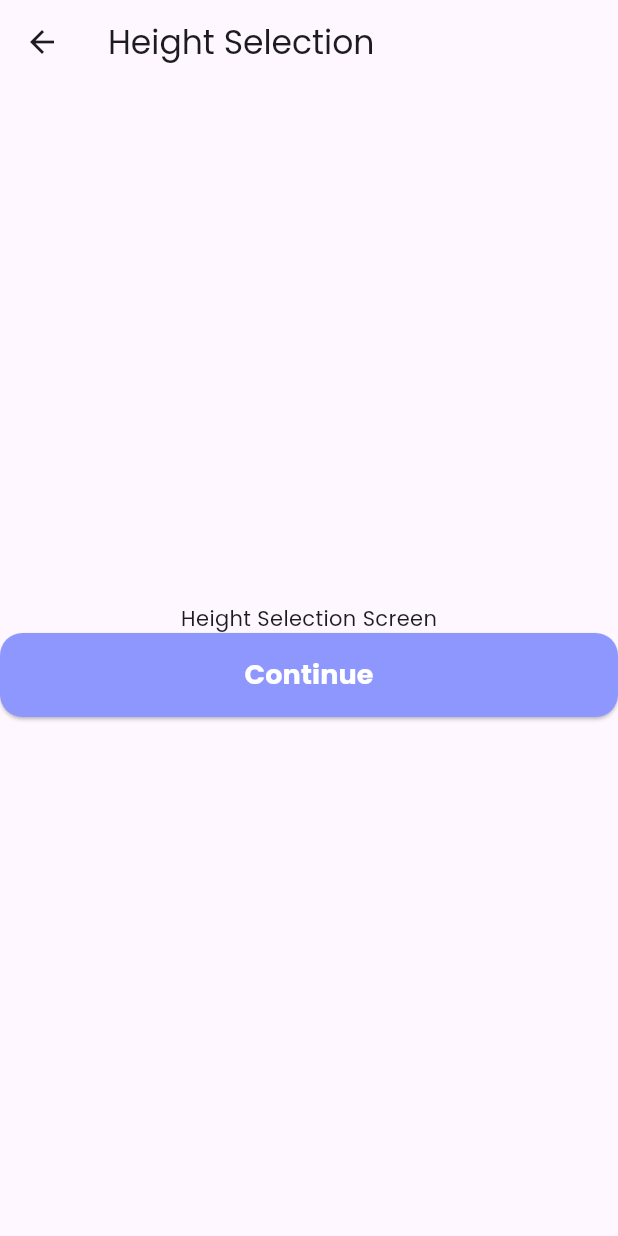
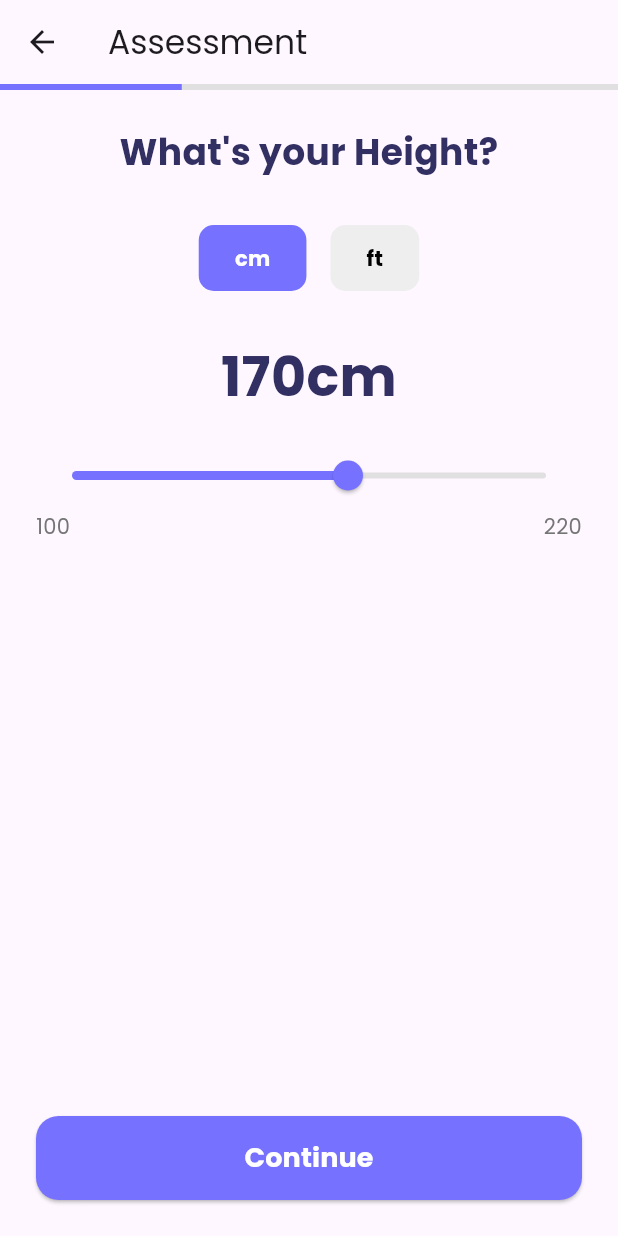
Before and after one commit to i-sifat/Water-Tracker, a Flutter app: the HeightSelectionScreen screen opened directly, on a phone screen of 412 x 824 dp. Run offline on Flutter 3.47's test engine with Material 3 defaults, Android fonts, the phone set to English and light mode, and no system bars; our stand-ins replace fl_chart, flutter_svg, lottie, shared_preferences; accounts and stored records are empty.

Commit message:
fixing other issues

```diff
--- a/lib/screens/onboarding/height_selection_screen.dart
+++ b/lib/screens/onboarding/height_selection_screen.dart
@@ -1,25 +1,105 @@
 import 'package:flutter/material.dart';
 import 'package:watertracker/screens/onboarding/custom-button.dart';
+import 'package:watertracker/screens/onboarding/weather-selection-screen.dart';
+import 'package:watertracker/utils/app_colors.dart';
 
 class HeightSelectionScreen extends StatefulWidget {
   const HeightSelectionScreen({Key? key}) : super(key: key);
 
   @override
-  State<HeightSelectionScreen> createState() => _HeightSelectionScreenState();
+  _HeightSelectionScreenState createState() => _HeightSelectionScreenState();
 }
 
 class _HeightSelectionScreenState extends State<HeightSelectionScreen> {
+  bool _isCm = true;
+  double _height = 170.0;
+
   @override
   Widget build(BuildContext context) {
     return Scaffold(
-      appBar: AppBar(title: const Text('Height Selection')),
-      body: Center(
+      appBar: AppBar(
+        leading: IconButton(
+          icon: const Icon(Icons.arrow_back),
+          onPressed: () => Navigator.of(context).pop(),
+        ),
+        title: const Text('Assessment'),
+        bottom: PreferredSize(
+          preferredSize: const Size.fromHeight(4.0),
+          child: LinearProgressIndicator(
+            value: 5 / 17, // Fifth step of 17
+            backgroundColor: Colors.grey[300],
+            valueColor: const AlwaysStoppedAnimation<Color>(
+              AppColors.lightBlue,
+            ),
+          ),
+        ),
+      ),
+      body: Padding(
+        padding: const EdgeInsets.all(24.0),
         child: Column(
-          mainAxisAlignment: MainAxisAlignment.center,
+          crossAxisAlignment: CrossAxisAlignment.stretch,
           children: [
-            const Text('Height Selection Screen'),
+            const Text(
+              "What's your Height?",
+              style: TextStyle(
+                fontSize: 24,
+                fontWeight: FontWeight.bold,
+                color: AppColors.textHeadline,
+              ),
+              textAlign: TextAlign.center,
+            ),
+            const SizedBox(height: 32),
+            Row(
+              mainAxisAlignment: MainAxisAlignment.center,
+              children: [
+                _buildUnitButton('cm', _isCm),
+                const SizedBox(width: 16),
+                _buildUnitButton('ft', !_isCm),
+              ],
+            ),
+            const SizedBox(height: 32),
+            Text(
+              '${_height.toStringAsFixed(0)}${_isCm ? 'cm' : 'ft'}',
+              style: const TextStyle(
+                fontSize: 36,
+                fontWeight: FontWeight.bold,
+                color: AppColors.textHeadline,
+              ),
+              textAlign: TextAlign.center,
+            ),
+            const SizedBox(height: 16),
+            SliderTheme(
+              data: SliderThemeData(
+                activeTrackColor: AppColors.lightBlue,
+                inactiveTrackColor: Colors.grey.shade300,
+                thumbColor: AppColors.lightBlue,
+                overlayColor: AppColors.lightBlue.withOpacity(0.2),
+              ),
+              child: Slider(
+                value: _height,
+                min: 100,
+                max: 220,
+                divisions: 120,
+                label: _height.toStringAsFixed(0),
+                onChanged: (double value) {
+                  setState(() {
+                    _height = value;
+                  });
+                },
+              ),
+            ),
+            // Custom scale marks
+            Row(
+              mainAxisAlignment: MainAxisAlignment.spaceBetween,
+              children: [
+                Text('100', style: TextStyle(color: Colors.grey.shade600)),
+                Text('220', style: TextStyle(color: Colors.grey.shade600)),
+              ],
+            ),
+            const Spacer(),
             CustomButton(
               text: 'Continue',
+              backgroundColor: AppColors.lightBlue,
               onPressed: () {
                 Navigator.of(context).push(
                   MaterialPageRoute(
@@ -33,4 +113,36 @@ class _HeightSelectionScreenState extends State<HeightSelectionScreen> {
       ),
     );
   }
+
+  Widget _buildUnitButton(String unit, bool isSelected) {
+    return GestureDetector(
+      onTap: () {
+        setState(() {
+          _isCm = unit == 'cm';
+          // Convert height when switching units
+          if (_isCm) {
+            // ft to cm conversion (1 ft = 30.48 cm)
+            _height = _height * 30.48;
+          } else {
+            // cm to ft conversion
+            _height = _height / 30.48;
+          }
+        });
+      },
+      child: Container(
+        padding: const EdgeInsets.symmetric(horizontal: 24, vertical: 12),
+        decoration: BoxDecoration(
+          color: isSelected ? AppColors.lightBlue : Colors.grey.shade200,
+          borderRadius: BorderRadius.circular(10),
+        ),
+        child: Text(
+          unit,
+          style: TextStyle(
+            color: isSelected ? Colors.white : Colors.black,
+            fontWeight: FontWeight.bold,
+          ),
+        ),
+      ),
+    );
+  }
 }
--- a/lib/screens/onboarding/sugary-beverages-screen.dart
+++ b/lib/screens/onboarding/sugary-beverages-screen.dart
@@ -1,5 +1,6 @@
 import 'package:flutter/material.dart';
 import 'package:watertracker/screens/onboarding/custom-button.dart';
+import 'package:watertracker/screens/onboarding/training-frequency-screen.dart';
 import 'package:watertracker/utils/app_colors.dart';
 
 class SugaryBeveragesScreen extends StatefulWidget {
@@ -12,7 +13,7 @@ class SugaryBeveragesScreen extends StatefulWidget {
 class _SugaryBeveragesScreenState extends State<SugaryBeveragesScreen> {
   int _selectedOption = 0; // Default to first option
 
-  final List<Map<String, dynamic>> _beverageOptions = [
+  final List<Map<String, Object>> _beverageOptions = [
     {
       'title': 'Almost never',
       'subtitle': 'Never / several times a month',
@@ -82,7 +83,7 @@ class _SugaryBeveragesScreenState extends State<SugaryBeveragesScreen> {
                         child: Row(
                           children: [
                             Icon(
-                              option['icon'],
+                              option['icon'] as IconData,
                               color:
                                   _selectedOption == index
                                       ? Colors.white
@@ -94,7 +95,7 @@ class _SugaryBeveragesScreenState extends State<SugaryBeveragesScreen> {
                                 crossAxisAlignment: CrossAxisAlignment.start,
                                 children: [
                                   Text(
-                                    option['title'],
+                                    option['title'] as String,
                                     style: TextStyle(
                                       color:
                                           _selectedOption == index
@@ -105,7 +106,7 @@ class _SugaryBeveragesScreenState extends State<SugaryBeveragesScreen> {
                                     ),
                                   ),
                                   Text(
-                                    option['subtitle'],
+                                    option['subtitle'] as String,
                                     style: TextStyle(
                                       color:
                                           _selectedOption == index
--- a/lib/screens/onboarding/weight-selection-screen.dart
+++ b/lib/screens/onboarding/weight-selection-screen.dart
@@ -1,6 +1,6 @@
 import 'package:flutter/material.dart';
-import 'package:watertracker/screens/home_screen.dart';
 import 'package:watertracker/screens/onboarding/custom-button.dart';
+import 'package:watertracker/screens/onboarding/height-selection-screen.dart';
 
 class WeightSelectionScreen extends StatefulWidget {
   const WeightSelectionScreen({Key? key}) : super(key: key);
@@ -103,6 +103,13 @@ class _WeightSelectionScreenState extends State<WeightSelectionScreen> {
       onTap: () {
         setState(() {
           _isKg = unit == 'kg';
+          if (_isKg) {
+            // lbs to kg conversion
+            _weight = _weight * 0.453592;
+          } else {
+            // kg to lbs conversion
+            _weight = _weight / 0.453592;
+          }
         });
       },
       child: Container(
```
